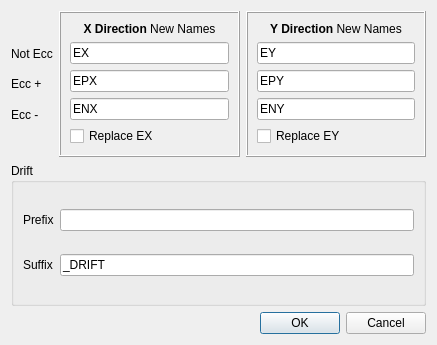
The window that applications/cfactor/widgets/explode_seismic_load_patterns.ui (ebrahimraeyat/civilTools) describes before a commit, drawn with Qt 5.
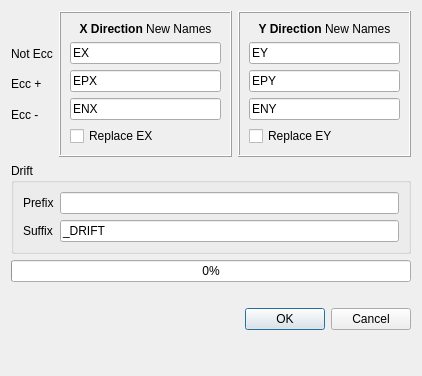
The same window after the commit.

Commit message: Adding progressbar for expand load patterns

Diff of the .ui file:
```diff
--- a/applications/cfactor/widgets/explode_seismic_load_patterns.ui
+++ b/applications/cfactor/widgets/explode_seismic_load_patterns.ui
@@ -6,8 +6,8 @@
    <rect>
     <x>0</x>
     <y>0</y>
-    <width>437</width>
-    <height>345</height>
+    <width>422</width>
+    <height>376</height>
    </rect>
   </property>
   <property name="windowTitle">
@@ -198,6 +198,20 @@
      </layout>
     </widget>
    </item>
+   <item>
+    <widget class="QProgressBar" name="progressbar">
+     <property name="value">
+      <number>0</number>
+     </property>
+    </widget>
+   </item>
+   <item>
+    <widget class="QLabel" name="result_label">
+     <property name="text">
+      <string/>
+     </property>
+    </widget>
+   </item>
    <item>
     <widget class="QDialogButtonBox" name="buttonBox">
      <property name="orientation">
@@ -208,6 +222,19 @@
      </property>
     </widget>
    </item>
+   <item>
+    <spacer name="verticalSpacer">
+     <property name="orientation">
+      <enum>Qt::Vertical</enum>
+     </property>
+     <property name="sizeHint" stdset="0">
+      <size>
+       <width>20</width>
+       <height>40</height>
+      </size>
+     </property>
+    </spacer>
+   </item>
   </layout>
  </widget>
  <resources/>
```
The commit also changes 2 other files.
